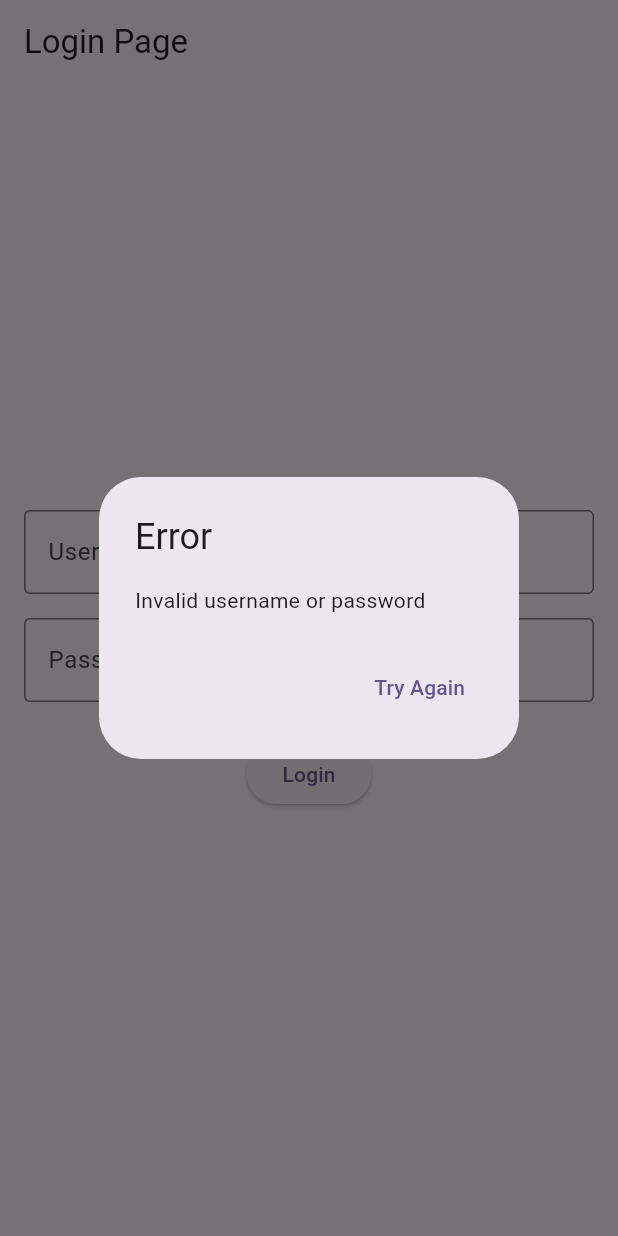
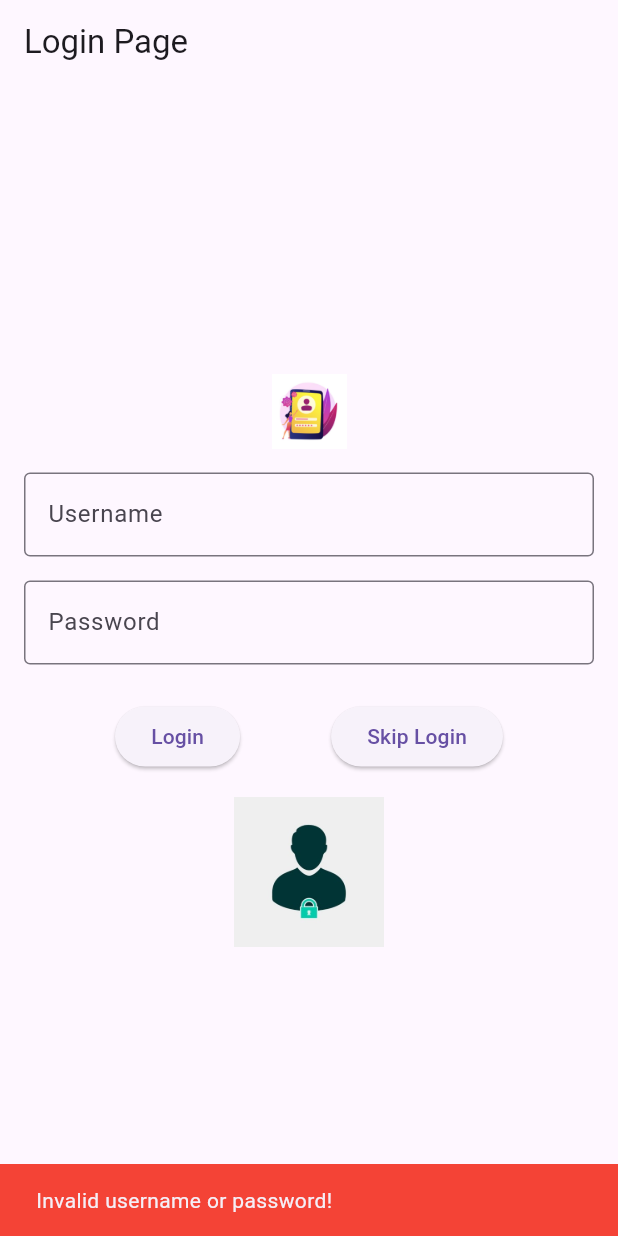
Before and after one commit to Soujanyarashmie/firstflutterproject, a Flutter app: the LoginPage screen opened directly, after a tap on "Login", on a phone screen of 412 x 824 dp. Run offline on Flutter 3.47's test engine with Material 3 defaults, Android fonts, the phone set to English and light mode, and no system bars.

```diff
--- a/lib/login.dart
+++ /dev/null
@@ -1,102 +0,0 @@
-import 'package:flutter/material.dart';
-
-void main() {
-  runApp(const MyApp());
-}
-
-class MyApp extends StatelessWidget {
-  const MyApp({super.key});
-
-  @override
-  Widget build(BuildContext context) {
-    return MaterialApp(
-      debugShowCheckedModeBanner: false,
-      home: const LoginPage(),
-    );
-  }
-}
-
-class LoginPage extends StatefulWidget {
-  const LoginPage({super.key});
-
-  @override
-  _LoginPageState createState() => _LoginPageState();
-}
-
-class _LoginPageState extends State<LoginPage> {
-  final TextEditingController _usernameController = TextEditingController();
-  final TextEditingController _passwordController = TextEditingController();
-
-  void _login() {
-    final username = _usernameController.text;
-    final password = _passwordController.text;
-
-    if (username == 'user' && password == 'password') {
-      showDialog(
-        context: context,
-        builder: (context) => AlertDialog(
-          title: const Text('Success'),
-          content: const Text('Login Successful!'),
-          actions: [
-            TextButton(
-              onPressed: () => Navigator.pop(context),
-              child: const Text('OK'),
-            ),
-          ],
-        ),
-      );
-    } else {
-      showDialog(
-        context: context,
-        builder: (context) => AlertDialog(
-          title: const Text('Error'),
-          content: const Text('Invalid username or password'),
-          actions: [
-            TextButton(
-              onPressed: () => Navigator.pop(context),
-              child: const Text('Try Again'),
-            ),
-          ],
-        ),
-      );
-    }
-  }
-
-  @override
-  Widget build(BuildContext context) {
-    return Scaffold(
-      appBar: AppBar(
-        title: const Text('Login Page'),
-      ),
-      body: Padding(
-        padding: const EdgeInsets.all(16.0),
-        child: Column(
-          mainAxisAlignment: MainAxisAlignment.center,
-          children: [
-            TextField(
-              controller: _usernameController,
-              decoration: const InputDecoration(
-                labelText: 'Username',
-                border: OutlineInputBorder(),
-              ),
-            ),
-            const SizedBox(height: 16),
-            TextField(
-              controller: _passwordController,
-              obscureText: true,
-              decoration: const InputDecoration(
-                labelText: 'Password',
-                border: OutlineInputBorder(),
-              ),
-            ),
-            const SizedBox(height: 24),
-            ElevatedButton(
-              onPressed: _login,
-              child: const Text('Login'),
-            ),
-          ],
-        ),
-      ),
-    );
-  }
-}
--- a/lib/main.dart
+++ b/lib/main.dart
@@ -1,3 +1,4 @@
+import 'package:first_project/homepage.dart';
 import 'package:flutter/material.dart';
 
 void main() {
@@ -7,119 +8,121 @@ void main() {
 class MyApp extends StatelessWidget {
   const MyApp({super.key});
 
-  // This widget is the root of your application.
   @override
   Widget build(BuildContext context) {
     return MaterialApp(
-      title: 'Flutter Demo',
-      theme: ThemeData(
-        // This is the theme of your application.
-        //
-        // TRY THIS: Try running your application with "flutter run". You'll see
-        // the application has a purple toolbar. Then, without quitting the app,
-        // try changing the seedColor in the colorScheme below to Colors.green
-        // and then invoke "hot reload" (save your changes or press the "hot
-        // reload" button in a Flutter-supported IDE, or press "r" if you used
-        // the command line to start the app).
-        //
-        // Notice that the counter didn't reset back to zero; the application
-        // state is not lost during the reload. To reset the state, use hot
-        // restart instead.
-        //
-        // This works for code too, not just values: Most code changes can be
-        // tested with just a hot reload.
-        colorScheme: ColorScheme.fromSeed(seedColor: Colors.deepPurple),
-        useMaterial3: true,
-      ),
-      home: const MyHomePage(title: 'Flutter Demo Home Page'),
+      debugShowCheckedModeBanner: false,
+      home: const LoginPage(),
     );
   }
 }
 
-class MyHomePage extends StatefulWidget {
-  const MyHomePage({super.key, required this.title});
-
-  // This widget is the home page of your application. It is stateful, meaning
-  // that it has a State object (defined below) that contains fields that affect
-  // how it looks.
-
-  // This class is the configuration for the state. It holds the values (in this
-  // case the title) provided by the parent (in this case the App widget) and
-  // used by the build method of the State. Fields in a Widget subclass are
-  // always marked "final".
-
-  final String title;
+class LoginPage extends StatefulWidget {
+  const LoginPage({super.key});
 
   @override
-  State<MyHomePage> createState() => _MyHomePageState();
+  _LoginPageState createState() => _LoginPageState();
 }
 
-class _MyHomePageState extends State<MyHomePage> {
-  int _counter = 0;
+class _LoginPageState extends State<LoginPage> {
+  final TextEditingController _usernameController = TextEditingController();
+  final TextEditingController _passwordController = TextEditingController();
 
-  void _incrementCounter() {
-    setState(() {
-      // This call to setState tells the Flutter framework that something has
-      // changed in this State, which causes it to rerun the build method below
-      // so that the display can reflect the updated values. If we changed
-      // _counter without calling setState(), then the build method would not be
-      // called again, and so nothing would appear to happen.
-      _counter++;
-    });
+  void _login() {
+    final username = _usernameController.text;
+    final password = _passwordController.text;
+
+    final validUsers = {
+      'soujanyamohan00@gmail.com': 'Soujanya',
+      'sanjay@gmail.com': 'Sanjay',
+    };
+
+    if (validUsers.containsKey(username) && password == '1234') {
+      // Navigate to HomePage with the user's name
+      Navigator.push(
+        context,
+        MaterialPageRoute(
+          builder: (context) => HomePage(userName: validUsers[username]!),
+        ),
+      );
+    } else {
+      // Display error SnackBar
+      ScaffoldMessenger.of(context).showSnackBar(
+        const SnackBar(
+          content: Text('Invalid username or password!'),
+          backgroundColor: Colors.red,
+          duration: Duration(seconds: 2),
+        ),
+      );
+    }
+  }
+
+  void _skipLogin() {
+    // Navigate to HomePage as a guest
+    Navigator.push(
+      context,
+      MaterialPageRoute(builder: (context) =>  HomePage(userName: 'Guest')),
+    );
   }
 
   @override
   Widget build(BuildContext context) {
-    // This method is rerun every time setState is called, for instance as done
-    // by the _incrementCounter method above.
-    //
-    // The Flutter framework has been optimized to make rerunning build methods
-    // fast, so that you can just rebuild anything that needs updating rather
-    // than having to individually change instances of widgets.
     return Scaffold(
       appBar: AppBar(
-        // TRY THIS: Try changing the color here to a specific color (to
-        // Colors.amber, perhaps?) and trigger a hot reload to see the AppBar
-        // change color while the other colors stay the same.
-        backgroundColor: Theme.of(context).colorScheme.inversePrimary,
-        // Here we take the value from the MyHomePage object that was created by
-        // the App.build method, and use it to set our appbar title.
-        title: Text(widget.title),
+        title: const Text('Login Page'),
       ),
-      body: Center(
-        // Center is a layout widget. It takes a single child and positions it
-        // in the middle of the parent.
+      body: Padding(
+        padding: const EdgeInsets.all(16.0),
         child: Column(
-          // Column is also a layout widget. It takes a list of children and
-          // arranges them vertically. By default, it sizes itself to fit its
-          // children horizontally, and tries to be as tall as its parent.
-          //
-          // Column has various properties to control how it sizes itself and
-          // how it positions its children. Here we use mainAxisAlignment to
-          // center the children vertically; the main axis here is the vertical
-          // axis because Columns are vertical (the cross axis would be
-          // horizontal).
-          //
-          // TRY THIS: Invoke "debug painting" (choose the "Toggle Debug Paint"
-          // action in the IDE, or press "p" in the console), to see the
-          // wireframe for each widget.
           mainAxisAlignment: MainAxisAlignment.center,
-          children: <Widget>[
-            const Text(
-              'You have pushed the button this many times:',
+          children: [
+            // Add image at the top
+            Image.asset(
+              'assets/image/login_image.jpg', // Replace with your image path
+              width: 50,
+              height: 50,
             ),
-            Text(
-              '$_counter',
-              style: Theme.of(context).textTheme.headlineMedium,
+            const SizedBox(height: 16), // Space between image and text fields
+            TextField(
+              controller: _usernameController,
+              decoration: const InputDecoration(
+                labelText: 'Username',
+                border: OutlineInputBorder(),
+              ),
+            ),
+            const SizedBox(height: 16),
+            TextField(
+              controller: _passwordController,
+              obscureText: true,
+              decoration: const InputDecoration(
+                labelText: 'Password',
+                border: OutlineInputBorder(),
+              ),
+            ),
+            const SizedBox(height: 24),
+            Row(
+              mainAxisAlignment: MainAxisAlignment.spaceEvenly,
+              children: [
+                ElevatedButton(
+                  onPressed: _login,
+                  child: const Text('Login'),
+                ),
+                ElevatedButton(
+                  onPressed: _skipLogin,
+                  child: const Text('Skip Login'),
+                ),
+              ],
+            ),
+            const SizedBox(height: 16), // Space between button and new image
+            // Add image below the login button
+            Image.asset(
+              'assets/image/login_bottom_image.jpg', // Replace with your new image path
+              width: 100,
+              height: 100,
             ),
           ],
         ),
       ),
-      floatingActionButton: FloatingActionButton(
-        onPressed: _incrementCounter,
-        tooltip: 'Increment',
-        child: const Icon(Icons.add),
-      ), // This trailing comma makes auto-formatting nicer for build methods.
     );
   }
 }
--- a/pubspec.yaml
+++ b/pubspec.yaml
@@ -53,13 +53,16 @@ dev_dependencies:
 # The following section is specific to Flutter packages.
 flutter:
 
+
   # The following line ensures that the Material Icons font is
   # included with your application, so that you can use the icons in
   # the material Icons class.
   uses-material-design: true
+  assets:
+  - assets/image/
+
 
   # To add assets to your application, add an assets section, like this:
-  # assets:
   #   - images/a_dot_burr.jpeg
   #   - images/a_dot_ham.jpeg
 
```
Also changed, not shown: lib/homepage.dart (added, +20 -0 lines), assets/image/login_bottom_image.jpg (added), assets/image/login_image.jpg (added).
